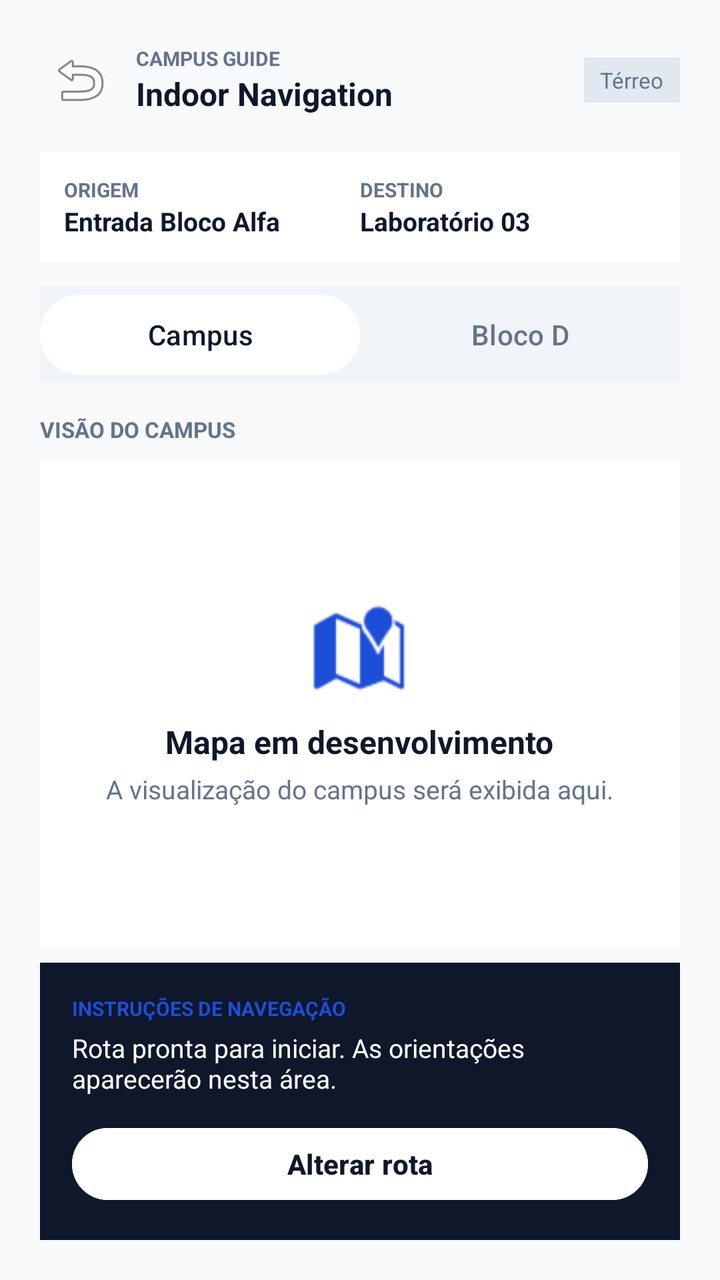
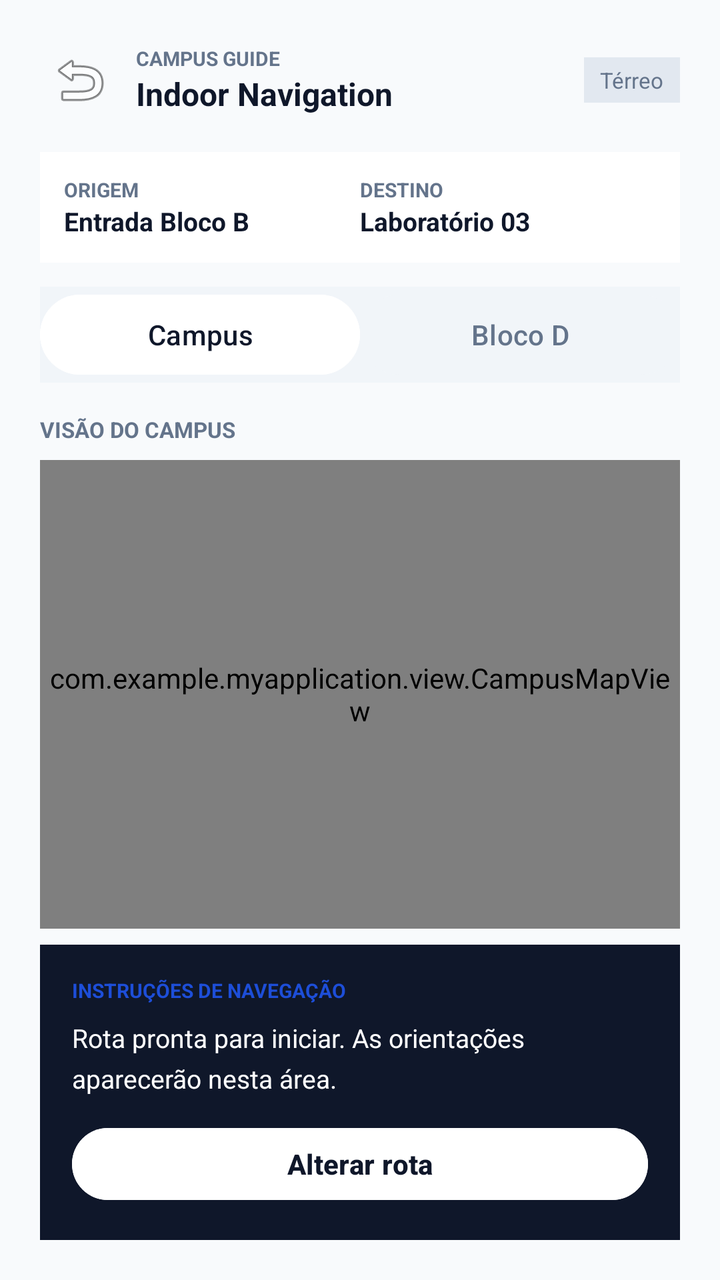

An Android layout rendered at two revisions. The XML below is the earlier revision; the diff shows what the commit changed to produce the second picture.
<!-- AndroidManifest.xml: application theme Theme.MyApplication -->
<!-- res/layout/activity_route.xml -->
<?xml version="1.0" encoding="utf-8"?>
<androidx.constraintlayout.widget.ConstraintLayout xmlns:android="http://schemas.android.com/apk/res/android"
    xmlns:app="http://schemas.android.com/apk/res-auto"
    android:layout_width="match_parent"
    android:layout_height="match_parent"
    android:background="@color/bg_main"
    android:padding="20dp">

    
    <LinearLayout
        android:id="@+id/routeHeader"
        android:layout_width="0dp"
        android:layout_height="wrap_content"
        android:gravity="center_vertical"
        android:orientation="horizontal"
        app:layout_constraintTop_toTopOf="parent"
        app:layout_constraintStart_toStartOf="parent"
        app:layout_constraintEnd_toEndOf="parent">

        <ImageButton
            android:id="@+id/btnBack"
            android:layout_width="40dp"
            android:layout_height="40dp"
            android:background="?attr/selectableItemBackgroundBorderless"
            android:src="@android:drawable/ic_menu_revert" />

        <LinearLayout
            android:layout_width="0dp"
            android:layout_height="wrap_content"
            android:layout_marginStart="8dp"
            android:layout_weight="1"
            android:orientation="vertical">

            <TextView
                android:layout_width="wrap_content"
                android:layout_height="wrap_content"
                android:text="CAMPUS GUIDE"
                android:textColor="@color/text_muted"
                android:textSize="10sp"
                android:textStyle="bold" />

            <TextView
                android:layout_width="wrap_content"
                android:layout_height="wrap_content"
                android:text="Indoor Navigation"
                android:textColor="@color/text_dark"
                android:textSize="16sp"
                android:textStyle="bold" />
        </LinearLayout>

        <TextView
            android:layout_width="wrap_content"
            android:layout_height="wrap_content"
            android:background="@color/border_color"
            android:paddingHorizontal="8dp"
            android:paddingVertical="4dp"
            android:text="Térreo"
            android:textColor="@color/text_muted"
            android:textSize="11sp" />
    </LinearLayout>

    
    <LinearLayout
        android:id="@+id/summaryCard"
        android:layout_width="0dp"
        android:layout_height="wrap_content"
        android:layout_marginTop="16dp"
        android:background="@color/card_bg"
        android:orientation="horizontal"
        android:padding="12dp"
        app:layout_constraintTop_toBottomOf="@id/routeHeader"
        app:layout_constraintStart_toStartOf="parent"
        app:layout_constraintEnd_toEndOf="parent">

        <LinearLayout
            android:layout_width="0dp"
            android:layout_height="wrap_content"
            android:layout_weight="1"
            android:orientation="vertical">

            <TextView
                android:layout_width="wrap_content"
                android:layout_height="wrap_content"
                android:text="ORIGEM"
                android:textColor="@color/text_muted"
                android:textSize="10sp"
                android:textStyle="bold" />

            <TextView
                android:id="@+id/tvSummaryOrigem"
                android:layout_width="wrap_content"
                android:layout_height="wrap_content"
                android:text="Entrada Bloco Alfa"
                android:textColor="@color/text_dark"
                android:textSize="13sp"
                android:textStyle="bold" />
        </LinearLayout>

        <LinearLayout
            android:layout_width="0dp"
            android:layout_height="wrap_content"
            android:layout_weight="1"
            android:orientation="vertical">

            <TextView
                android:layout_width="wrap_content"
                android:layout_height="wrap_content"
                android:text="DESTINO"
                android:textColor="@color/text_muted"
                android:textSize="10sp"
                android:textStyle="bold" />

            <TextView
                android:id="@+id/tvSummaryDestino"
                android:layout_width="wrap_content"
                android:layout_height="wrap_content"
                android:text="Laboratório 03"
                android:textColor="@color/text_dark"
                android:textSize="13sp"
                android:textStyle="bold" />
        </LinearLayout>
    </LinearLayout>

    
    <LinearLayout
        android:id="@+id/tabContainer"
        android:layout_width="0dp"
        android:layout_height="48dp"
        android:layout_marginTop="12dp"
        android:background="@color/tab_inactive_bg"
        android:orientation="horizontal"
        app:layout_constraintTop_toBottomOf="@id/summaryCard"
        app:layout_constraintStart_toStartOf="parent"
        app:layout_constraintEnd_toEndOf="parent">

        <Button
            android:id="@+id/btnTabCampus"
            android:layout_width="0dp"
            android:layout_height="match_parent"
            android:layout_weight="1"
            android:backgroundTint="@color/card_bg"
            android:text="Campus"
            android:textColor="@color/text_dark"
            android:textSize="14sp" />

        <Button
            android:id="@+id/btnTabBlocoD"
            android:layout_width="0dp"
            android:layout_height="match_parent"
            android:layout_weight="1"
            android:backgroundTint="@color/tab_inactive_bg"
            android:text="Bloco D"
            android:textColor="@color/text_muted"
            android:textSize="14sp" />
    </LinearLayout>

    
    <TextView
        android:id="@+id/tvViewportLabel"
        android:layout_width="wrap_content"
        android:layout_height="wrap_content"
        android:layout_marginTop="16dp"
        android:text="VISÃO DO CAMPUS"
        android:textColor="@color/text_muted"
        android:textSize="11sp"
        android:textStyle="bold"
        app:layout_constraintTop_toBottomOf="@id/tabContainer"
        app:layout_constraintStart_toStartOf="parent" />

    
    <FrameLayout
        android:id="@+id/mapContainer"
        android:layout_width="0dp"
        android:layout_height="0dp"
        android:layout_marginVertical="8dp"
        android:background="@color/card_bg"
        app:layout_constraintTop_toBottomOf="@id/tvViewportLabel"
        app:layout_constraintBottom_toTopOf="@id/bottomSheet"
        app:layout_constraintStart_toStartOf="parent"
        app:layout_constraintEnd_toEndOf="parent">

        <LinearLayout
            android:layout_width="wrap_content"
            android:layout_height="wrap_content"
            android:layout_gravity="center"
            android:gravity="center"
            android:orientation="vertical">

            <ImageView
                android:id="@+id/imgMapIcon"
                android:layout_width="48dp"
                android:layout_height="48dp"
                android:src="@android:drawable/ic_dialog_map"
                app:tint="@color/primary_blue" />

            <TextView
                android:layout_width="wrap_content"
                android:layout_height="wrap_content"
                android:layout_marginTop="12dp"
                android:text="Mapa em desenvolvimento"
                android:textColor="@color/text_dark"
                android:textSize="16sp"
                android:textStyle="bold" />

            <TextView
                android:id="@+id/tvMapDescription"
                android:layout_width="wrap_content"
                android:layout_height="wrap_content"
                android:layout_marginTop="4dp"
                android:text="A visualização do campus será exibida aqui."
                android:textColor="@color/text_muted"
                android:textSize="13sp" />
        </LinearLayout>
    </FrameLayout>

    
    <LinearLayout
        android:id="@+id/bottomSheet"
        android:layout_width="0dp"
        android:layout_height="wrap_content"
        android:background="@color/icon_bg_dark"
        android:orientation="vertical"
        android:padding="16dp"
        app:layout_constraintBottom_toBottomOf="parent"
        app:layout_constraintStart_toStartOf="parent"
        app:layout_constraintEnd_toEndOf="parent">

        <TextView
            android:layout_width="wrap_content"
            android:layout_height="wrap_content"
            android:text="INSTRUÇÕES DE NAVEGAÇÃO"
            android:textColor="@color/primary_blue"
            android:textSize="10sp"
            android:textStyle="bold" />

        <TextView
            android:id="@+id/tvInstructions"
            android:layout_width="wrap_content"
            android:layout_height="wrap_content"
            android:layout_marginTop="4dp"
            android:text="Rota pronta para iniciar. As orientações aparecerão nesta área."
            android:textColor="#FFFFFF"
            android:textSize="13sp" />

        <Button
            android:id="@+id/btnAlterarRota"
            android:layout_width="match_parent"
            android:layout_height="44dp"
            android:layout_marginTop="12dp"
            android:backgroundTint="@color/card_bg"
            android:text="Alterar rota"
            android:textColor="@color/text_dark"
            android:textSize="14sp"
            android:textStyle="bold" />
    </LinearLayout>

</androidx.constraintlayout.widget.ConstraintLayout>
<!-- resources referenced by this layout -->
<resources>
  <color name="bg_main">#F8FAFC</color>
  <color name="border_color">#E2E8F0</color>
  <color name="card_bg">#FFFFFF</color>
  <color name="icon_bg_dark">#0F172A</color>
  <color name="primary_blue">#1D4ED8</color>
  <color name="tab_inactive_bg">#F1F5F9</color>
  <color name="text_dark">#0F172A</color>
  <color name="text_muted">#64748B</color>
  <style name="Theme.MyApplication" parent="Base.Theme.MyApplication" />
  <style name="Base.Theme.MyApplication" parent="Theme.Material3.DayNight.NoActionBar">
          
          
      </style>
</resources>

<!-- the commit's change to res/layout/activity_route.xml (unified diff, before → after) -->
@@ -90,7 +90,7 @@
                 android:id="@+id/tvSummaryOrigem"
                 android:layout_width="wrap_content"
                 android:layout_height="wrap_content"
-                android:text="Entrada Bloco Alfa"
+                android:text="Entrada Bloco B"
                 android:textColor="@color/text_dark"
                 android:textSize="13sp"
                 android:textStyle="bold" />
@@ -168,50 +168,38 @@
         app:layout_constraintStart_toStartOf="parent" />
 
     
+
+    
+
+
+    
     <FrameLayout
         android:id="@+id/mapContainer"
         android:layout_width="0dp"
         android:layout_height="0dp"
         android:layout_marginVertical="8dp"
         android:background="@color/card_bg"
+        app:layout_constraintBottom_toTopOf="@id/bottomSheet"
         app:layout_constraintTop_toBottomOf="@id/tvViewportLabel"
-        app:layout_constraintBottom_toTopOf="@id/bottomSheet"
-        app:layout_constraintStart_toStartOf="parent"
-        app:layout_constraintEnd_toEndOf="parent">
-
-        <LinearLayout
-            android:layout_width="wrap_content"
-            android:layout_height="wrap_content"
-            android:layout_gravity="center"
-            android:gravity="center"
-            android:orientation="vertical">
-
-            <ImageView
-                android:id="@+id/imgMapIcon"
-                android:layout_width="48dp"
-                android:layout_height="48dp"
-                android:src="@android:drawable/ic_dialog_map"
-                app:tint="@color/primary_blue" />
-
-            <TextView
-                android:layout_width="wrap_content"
-                android:layout_height="wrap_content"
-                android:layout_marginTop="12dp"
-                android:text="Mapa em desenvolvimento"
-                android:textColor="@color/text_dark"
-                android:textSize="16sp"
-                android:textStyle="bold" />
-
-            <TextView
-                android:id="@+id/tvMapDescription"
-                android:layout_width="wrap_content"
-                android:layout_height="wrap_content"
-                android:layout_marginTop="4dp"
-                android:text="A visualização do campus será exibida aqui."
-                android:textColor="@color/text_muted"
-                android:textSize="13sp" />
-        </LinearLayout>
+        app:layout_constraintStart_toStartOf="parent"
+        app:layout_constraintEnd_toEndOf="parent">
+
+        
+        <com.example.myapplication.view.CampusMapView
+            android:id="@+id/campusMapView"
+            android:layout_width="match_parent"
+            android:layout_height="match_parent"
+            android:visibility="visible" />
+
+        
+        <com.example.myapplication.view.IndoorMapView
+            android:id="@+id/indoorMapView"
+            android:layout_width="match_parent"
+            android:layout_height="match_parent"
+            android:visibility="gone" />
+
     </FrameLayout>
+
 
     
     <LinearLayout
@@ -225,23 +213,36 @@
         app:layout_constraintStart_toStartOf="parent"
         app:layout_constraintEnd_toEndOf="parent">
 
+        
         <TextView
-            android:layout_width="wrap_content"
+            android:layout_width="match_parent"
             android:layout_height="wrap_content"
             android:text="INSTRUÇÕES DE NAVEGAÇÃO"
             android:textColor="@color/primary_blue"
             android:textSize="10sp"
             android:textStyle="bold" />
 
-        <TextView
-            android:id="@+id/tvInstructions"
-            android:layout_width="wrap_content"
-            android:layout_height="wrap_content"
-            android:layout_marginTop="4dp"
-            android:text="Rota pronta para iniciar. As orientações aparecerão nesta área."
-            android:textColor="#FFFFFF"
-            android:textSize="13sp" />
-
+        
+        <ScrollView
+            android:layout_width="match_parent"
+            android:layout_height="wrap_content"
+            android:layout_marginTop="8dp"
+            android:maxHeight="140dp"
+            android:fillViewport="true"
+            android:scrollbars="vertical">
+
+            <TextView
+                android:id="@+id/tvInstructions"
+                android:layout_width="match_parent"
+                android:layout_height="wrap_content"
+                android:text="Rota pronta para iniciar. As orientações aparecerão nesta área."
+                android:textColor="#FFFFFF"
+                android:textSize="13sp"
+                android:lineSpacingExtra="5dp" />
+
+        </ScrollView>
+
+        
         <Button
             android:id="@+id/btnAlterarRota"
             android:layout_width="match_parent"
@@ -252,6 +253,8 @@
             android:textColor="@color/text_dark"
             android:textSize="14sp"
             android:textStyle="bold" />
-    </LinearLayout>
+
+    </LinearLayout>
+
 
 </androidx.constraintlayout.widget.ConstraintLayout>
